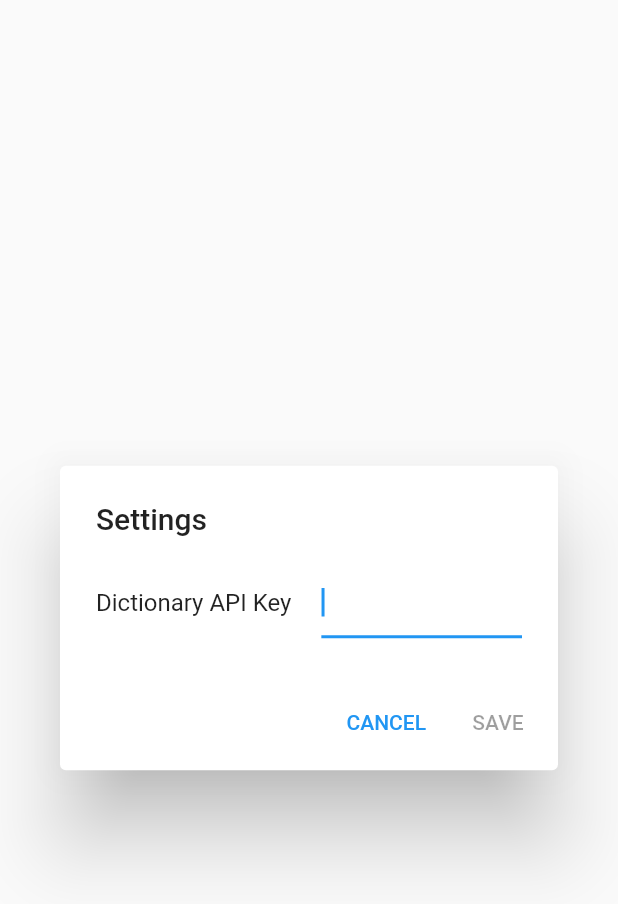
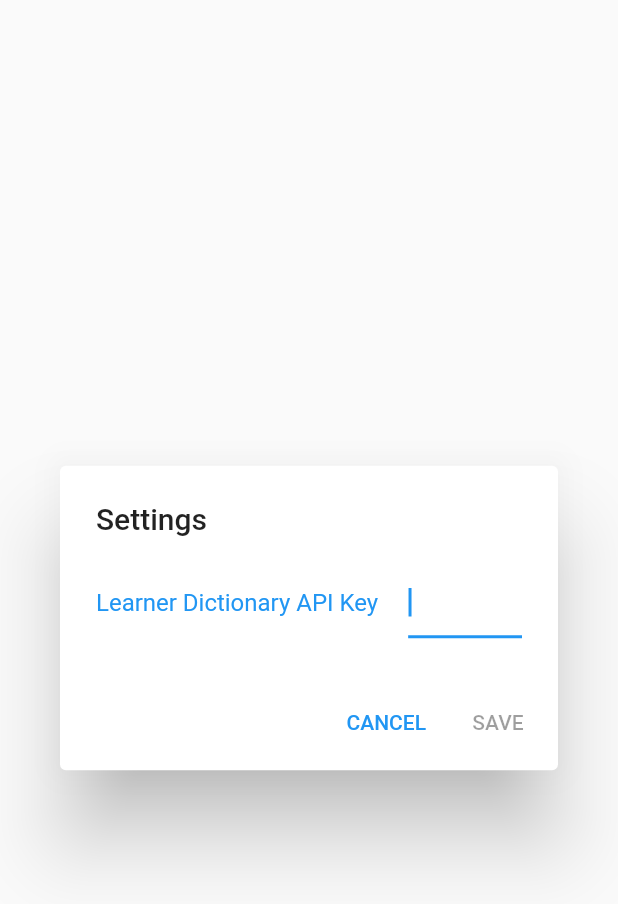
Before and after one commit to ntta/wordledict-loader, a Flutter app: the SettingsDialog widget shown alone on an empty page, opened directly, on a phone screen of 412 x 824 dp. Shown: the top 904 px of the screen. Run offline on Flutter 3.47's test engine with Material 2 defaults, Android fonts, the phone set to English and light mode, and no system bars; our stand-ins replace bloc, dartz, dio, equatable, flutter_bloc, freezed_annotation and 3 more; accounts and stored records are empty.

Commit message:
open dictionary api documentation url in settings

```diff
--- a/lib/settings/presentation/settings_dialog.dart
+++ b/lib/settings/presentation/settings_dialog.dart
@@ -1,4 +1,6 @@
+import 'package:flutter/gestures.dart';
 import 'package:flutter/material.dart';
+import 'package:url_launcher/url_launcher.dart';
 import 'package:wordledict_loader/core/infrastructure/settings/settings_repository.dart';
 import 'package:wordledict_loader/locator.dart';
 
@@ -42,13 +44,26 @@ class _SettingsDialogState extends State<SettingsDialog> {
     return AlertDialog(
       title: const Text('Settings'),
       content: SizedBox(
-        width: 500,
+        width: 800,
         child: Form(
           key: formKey,
           child: Row(
             crossAxisAlignment: CrossAxisAlignment.center,
             children: [
-              const Text('Dictionary API Key'),
+              RichText(
+                text: TextSpan(
+                  style: const TextStyle(
+                    color: Colors.blue,
+                    fontSize: 16,
+                  ),
+                  text: 'Learner Dictionary API Key',
+                  recognizer: TapGestureRecognizer()
+                    ..onTap = () => launchUrl(
+                          Uri.parse(
+                              'https://dictionaryapi.com/products/api-learners-dictionary'),
+                        ),
+                ),
+              ),
               const SizedBox(width: 20),
               Flexible(
                 child: TextFormField(
--- a/pubspec.yaml
+++ b/pubspec.yaml
@@ -22,6 +22,7 @@ dependencies:
   path_provider: ^2.0.11
   get_it: ^7.2.0
   equatable: ^2.0.3
+  url_launcher: ^6.1.4
 
 dev_dependencies:
   flutter_test:
```
Also changed, not shown: pubspec.lock, 6 other files.
